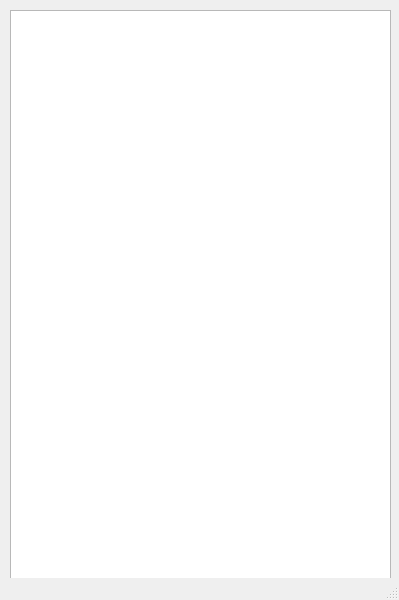
Above: pyqt/ui_files/search.ui from Pirhomega/5153-Software-Engineering before the change. Below: the same form after it.
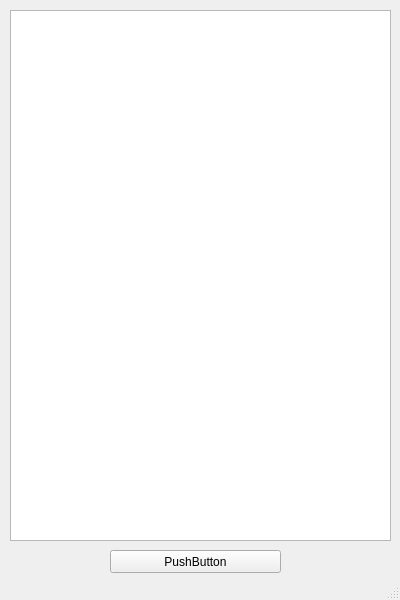
That is the form after the change. The open tabs and pages were chosen to show the change.

Commit message: Added back button and create account button

```diff
--- a/pyqt/ui_files/search.ui
+++ b/pyqt/ui_files/search.ui
@@ -6,7 +6,7 @@
    <rect>
     <x>0</x>
     <y>0</y>
-    <width>399</width>
+    <width>400</width>
     <height>600</height>
    </rect>
   </property>
@@ -93,10 +93,23 @@
         <x>10</x>
         <y>10</y>
         <width>381</width>
-        <height>571</height>
+        <height>531</height>
        </rect>
       </property>
      </widget>
+     <widget class="QPushButton" name="back">
+      <property name="geometry">
+       <rect>
+        <x>110</x>
+        <y>550</y>
+        <width>171</width>
+        <height>23</height>
+       </rect>
+      </property>
+      <property name="text">
+       <string>PushButton</string>
+      </property>
+     </widget>
     </widget>
    </widget>
   </widget>
```
Left out of the diff: 2 changed lines with no effect on the pictures. The commit also changes 1 other file.
